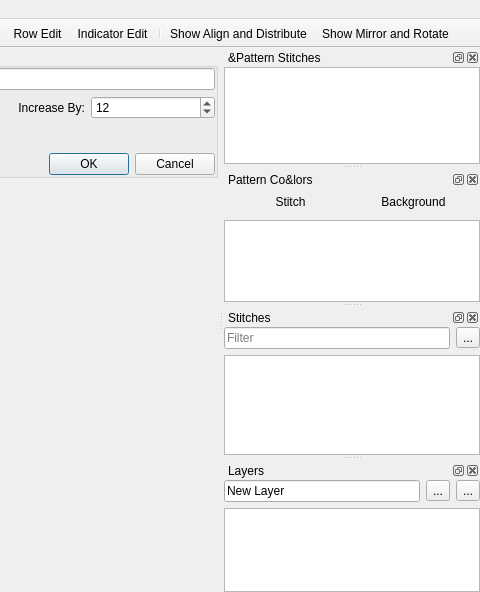
Above: src/mainwindow.ui from iPenguin/CrochetCharts before the change; both pictures show x 565 to 1045 and y 0 to 592 of the 1045 by 592 pixel window. Below: the same form after it.
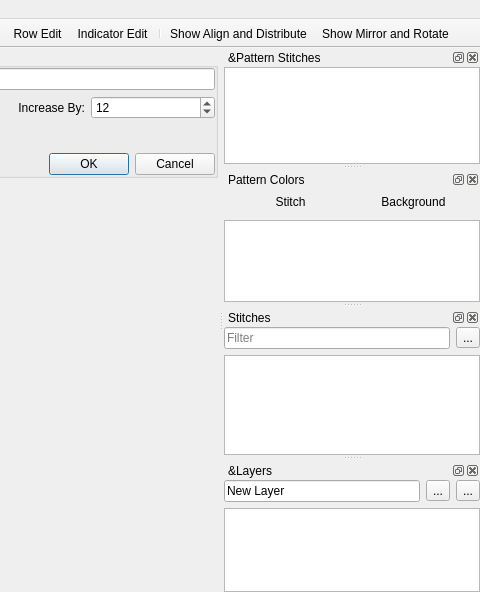
That is the form after the change. Icons and pictures are not drawn. Custom widgets are drawn as their Qt base class.

Commit message: work on implementing layers

Patch:
```diff
--- a/src/mainwindow.ui
+++ b/src/mainwindow.ui
@@ -520,7 +520,7 @@
   </widget>
   <widget class="QDockWidget" name="patternColorsDock">
    <property name="windowTitle">
-    <string>Pattern Co&amp;lors</string>
+    <string>Pattern Colors</string>
    </property>
    <attribute name="dockWidgetArea">
     <number>2</number>
@@ -756,7 +756,7 @@
   </widget>
   <widget class="QDockWidget" name="layersDock">
    <property name="windowTitle">
-    <string>Layers</string>
+    <string>&amp;Layers</string>
    </property>
    <attribute name="dockWidgetArea">
     <number>2</number>
```
Left out of the diff: 16 changed lines with no effect on the pictures. The commit also changes 11 other files.
